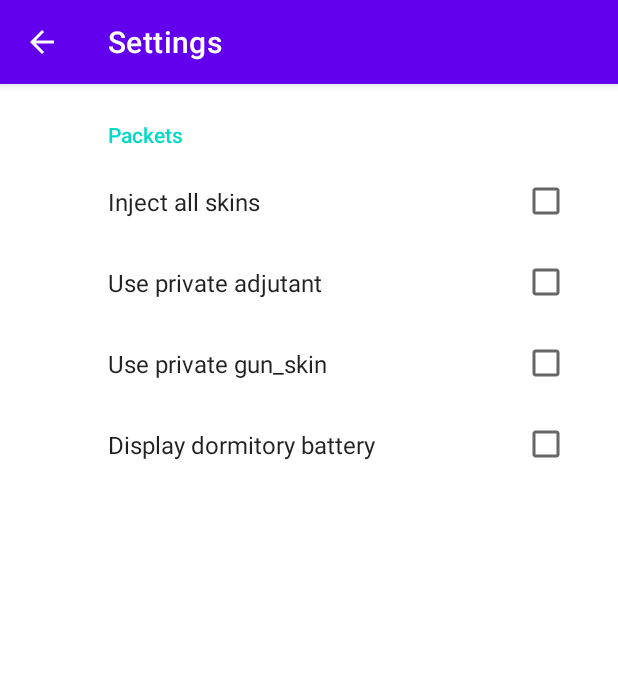
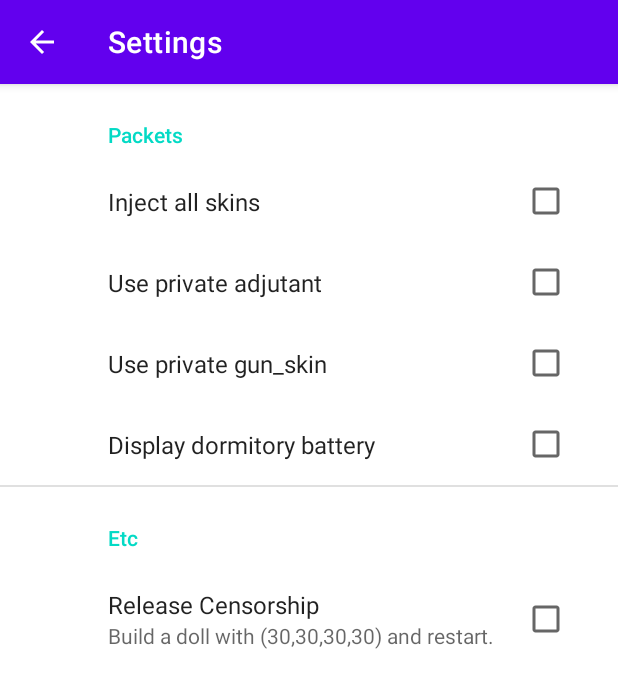
Before and after one commit to boritjjaroo/GFToyDroid, an Android app: the SettingsActivity screen opened directly, with no data from a screen before it, on a phone screen of 412 x 824 dp. Shown: the top 688 px of the screen. Run offline under Robolectric (Android 15) with nearby library versions, the phone set to English and light mode, and no system bars; our stand-ins replace androidx.preference.

Commit message:
release censorship function done

```diff
--- a/GFLib/src/main/java/com/github/boritjjaroo/gflib/data/GfData.kt
+++ b/GFLib/src/main/java/com/github/boritjjaroo/gflib/data/GfData.kt
@@ -17,10 +17,14 @@ object GfData {
 
     var isAllSkinInjected: Boolean = false
 
+    // release censorship for china server
+    var hexie: Int = 0
+
     fun init() {
         session.init()
         gun.init()
         skin.init()
         isAllSkinInjected = false
+        hexie = 0
     }
 }
--- a/GFLib/src/main/java/com/github/boritjjaroo/gflib/data/GfOptions.kt
+++ b/GFLib/src/main/java/com/github/boritjjaroo/gflib/data/GfOptions.kt
@@ -5,4 +5,5 @@ interface GfOptions {
     fun injectAllSkins() : Boolean
     fun usePrivateAdjutant() : Boolean
     fun usePrivateGunSkin() : Boolean
+    fun releaseCensorship() : Boolean
 }
--- a/app/src/main/java/com/github/boritjjaroo/gftoydroid/App.kt
+++ b/app/src/main/java/com/github/boritjjaroo/gftoydroid/App.kt
@@ -89,6 +89,11 @@ class App : Application(), GfOptions {
         return prefs.getBoolean(getString(R.string.key_use_private_gun_skin), false)
     }
 
+    override fun releaseCensorship(): Boolean {
+        val prefs = PreferenceManager.getDefaultSharedPreferences(this)
+        return prefs.getBoolean(getString(R.string.key_release_censorship), false)
+    }
+
     fun prepareNetBare() {
         // NetBare 서비스 시작
         val configBuilder = NetBareConfig.defaultHttpConfig(mJKS,
--- a/app/src/main/res/values/strings.xml
+++ b/app/src/main/res/values/strings.xml
@@ -24,4 +24,8 @@
     <string name="key_inject_all_skins">InjectAllSkins</string>
     <string name="key_display_dormitory_battery">DisplayDormitoryBattery</string>
     <string name="key_use_private_gun_skin">UsePrivateGunSkin</string>
+    <string name="etc">Etc</string>
+    <string name="release_censorship">Release Censorship</string>
+    <string name="key_release_censorship">ReleaseCensorship</string>
+    <string name="release_censorship_summary">Build a doll with (30,30,30,30) and restart.</string>
 </resources>
--- a/app/src/main/res/xml/root_preferences.xml
+++ b/app/src/main/res/xml/root_preferences.xml
@@ -25,4 +25,15 @@
 
     </PreferenceCategory>
 
+    <PreferenceCategory app:title="@string/etc">
+
+        <CheckBoxPreference
+            app:title="@string/release_censorship"
+            app:key="@string/key_release_censorship"
+            app:defaultValue="false"
+            app:summary="@string/release_censorship_summary"
+            />
+
+    </PreferenceCategory>
+
 </PreferenceScreen>
```
Also changed, not shown: GFLib/src/main/java/com/github/boritjjaroo/gflib/packet/UserInfoResponse.kt (+7 -0 lines).
